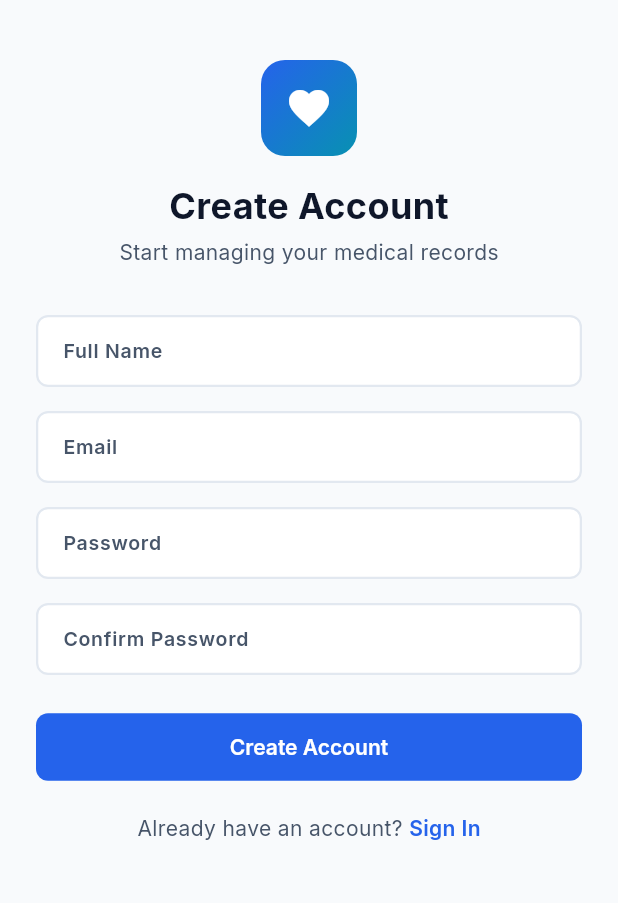
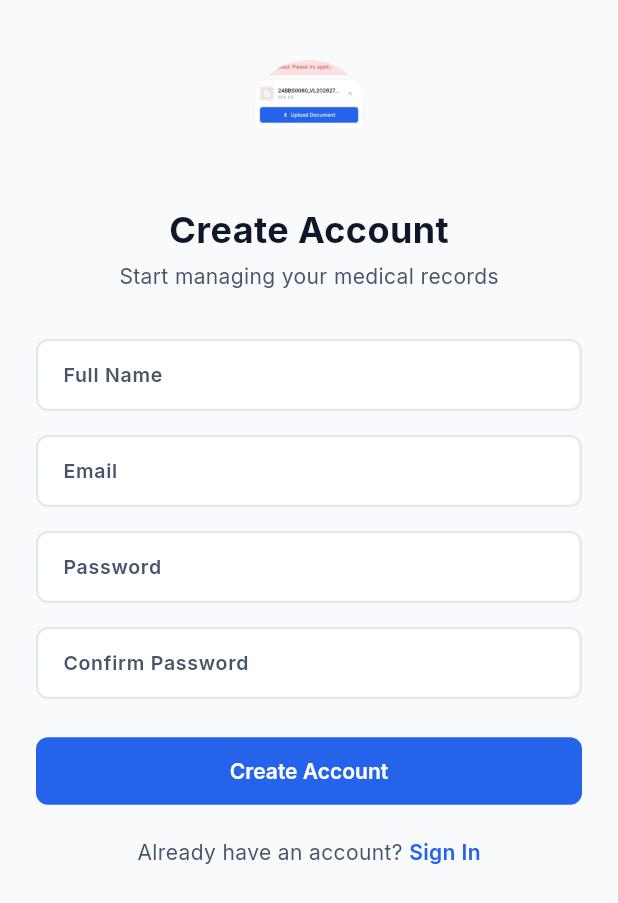
Before and after one commit to umangutsavben/medical, a Flutter app: the screen it shows after launch, after a tap on "Sign In", after a tap on "Sign Up", on a phone screen of 412 x 824 dp. Shown: the top 903 px of the screen. Run offline on Flutter 3.47's test engine with Material 3 defaults, Android fonts, the phone set to English and light mode, and no system bars; our stand-ins replace dio, file_picker, fl_chart, flutter_secure_storage, go_router, google_fonts and 1 more; accounts and stored records are empty.

Commit message:
feat: add MyHealthMitra logo to splash, login, signup, home screens + launcher icon

```diff
--- a/flutter_app/lib/screens/home_screen.dart
+++ b/flutter_app/lib/screens/home_screen.dart
@@ -87,7 +87,22 @@ class _HomeScreenState extends State<HomeScreen> {
             child: Column(
               crossAxisAlignment: CrossAxisAlignment.start,
               children: [
-                // Greeting
+                // Greeting with Logo
+                Row(
+                  children: [
+                    ClipOval(
+                      child: Image.asset(
+                        'assets/images/logo.png',
+                        width: 48,
+                        height: 48,
+                        fit: BoxFit.cover,
+                      ),
+                    ),
+                    const SizedBox(width: 12),
+                    Expanded(
+                      child: Column(
+                        crossAxisAlignment: CrossAxisAlignment.start,
+                        children: [
                           Text(
                             'Hello, ${user?.name.split(' ').first ?? 'User'} 👋',
                             style: const TextStyle(
@@ -95,9 +110,14 @@ class _HomeScreenState extends State<HomeScreen> {
                           ),
                           const SizedBox(height: 4),
                           const Text(
-                  'Manage your medical records securely',
-                  style:
-                      TextStyle(fontSize: 14, color: AppTheme.textSecondary),
+                            'All your Reports, Simple, Smart, Sorted',
+                            style: TextStyle(
+                                fontSize: 13, color: AppTheme.textSecondary),
+                          ),
+                        ],
+                      ),
+                    ),
+                  ],
                 ),
                 const SizedBox(height: 16),
 
--- a/flutter_app/lib/screens/login_screen.dart
+++ b/flutter_app/lib/screens/login_screen.dart
@@ -65,18 +65,13 @@ class _LoginScreenState extends State<LoginScreen> {
             child: Column(
               children: [
                 // Logo
-                Container(
-                  width: 64,
-                  height: 64,
-                  decoration: BoxDecoration(
-                    borderRadius: BorderRadius.circular(16),
-                    gradient: const LinearGradient(
-                      colors: [AppTheme.primary, AppTheme.secondary],
-                      begin: Alignment.topLeft,
-                      end: Alignment.bottomRight,
-                    ),
+                ClipOval(
+                  child: Image.asset(
+                    'assets/images/logo.png',
+                    width: 80,
+                    height: 80,
+                    fit: BoxFit.cover,
                   ),
-                  child: const Icon(Icons.favorite, color: Colors.white, size: 32),
                 ),
                 const SizedBox(height: 16),
                 const Text(
--- a/flutter_app/lib/screens/signup_screen.dart
+++ b/flutter_app/lib/screens/signup_screen.dart
@@ -66,18 +66,13 @@ class _SignupScreenState extends State<SignupScreen> {
             key: _formKey,
             child: Column(
               children: [
-                Container(
-                  width: 64,
-                  height: 64,
-                  decoration: BoxDecoration(
-                    borderRadius: BorderRadius.circular(16),
-                    gradient: const LinearGradient(
-                      colors: [AppTheme.primary, AppTheme.secondary],
-                      begin: Alignment.topLeft,
-                      end: Alignment.bottomRight,
-                    ),
+                ClipOval(
+                  child: Image.asset(
+                    'assets/images/logo.png',
+                    width: 80,
+                    height: 80,
+                    fit: BoxFit.cover,
                   ),
-                  child: const Icon(Icons.favorite, color: Colors.white, size: 32),
                 ),
                 const SizedBox(height: 16),
                 const Text(
--- a/flutter_app/lib/screens/splash_screen.dart
+++ b/flutter_app/lib/screens/splash_screen.dart
@@ -49,30 +49,27 @@ class _SplashScreenState extends State<SplashScreen>
           children: [
             ScaleTransition(
               scale: _scaleAnimation,
-              child: Container(
-                width: 80,
-                height: 80,
-                decoration: BoxDecoration(
-                  color: Colors.white.withValues(alpha: 0.2),
-                  borderRadius: BorderRadius.circular(20),
-                ),
-                child: const Center(
-                  child: Text('🏥', style: TextStyle(fontSize: 36)),
+              child: ClipOval(
+                child: Image.asset(
+                  'assets/images/logo.png',
+                  width: 120,
+                  height: 120,
+                  fit: BoxFit.cover,
                 ),
               ),
             ),
             const SizedBox(height: 20),
             const Text(
-              'MedRecord',
+              'MyHealthMitra',
               style: TextStyle(
-                fontSize: 22,
+                fontSize: 26,
                 fontWeight: FontWeight.w700,
                 color: Colors.white,
               ),
             ),
             const SizedBox(height: 4),
             Text(
-              'Smart Medical Record Manager',
+              'All your Reports, Simple, Smart, Sorted',
               style: TextStyle(
                 fontSize: 14,
                 color: Colors.white.withValues(alpha: 0.8),
--- a/flutter_app/pubspec.yaml
+++ b/flutter_app/pubspec.yaml
@@ -53,3 +53,5 @@ dev_dependencies:
 
 flutter:
   uses-material-design: true
+  assets:
+    - assets/images/
```
Also changed, not shown: flutter_app/assets/images/logo.png (added), 5 other files. Lines whose indentation alone changed are shown as unchanged.
